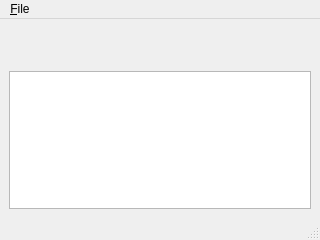
The window that globals/romglobalswidget.ui (nirjacobson/Chromasound-Studio) describes before a commit, drawn with Qt 5.
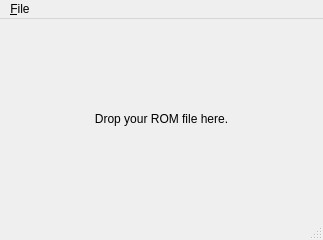
The same window after the commit.

Commit message: drag & drop

Patch:
```diff
--- a/globals/romglobalswidget.ui
+++ b/globals/romglobalswidget.ui
@@ -6,7 +6,7 @@
    <rect>
     <x>0</x>
     <y>0</y>
-    <width>320</width>
+    <width>323</width>
     <height>240</height>
    </rect>
   </property>
@@ -20,6 +20,24 @@
    <string>MainWindow</string>
   </property>
   <widget class="QWidget" name="centralwidget">
+   <layout class="QGridLayout" name="gridLayout">
+    <item row="0" column="0">
+     <widget class="QStackedWidget" name="stackedWidget">
+      <widget class="QWidget" name="page">
+       <layout class="QGridLayout" name="gridLayout_2">
+        <item row="0" column="0">
+         <widget class="QLabel" name="label_2">
+          <property name="text">
+           <string>Drop your ROM file here.</string>
+          </property>
+          <property name="alignment">
+           <set>Qt::AlignmentFlag::AlignCenter</set>
+          </property>
+         </widget>
+        </item>
+       </layout>
+      </widget>
+      <widget class="QWidget" name="page_2">
    <layout class="QVBoxLayout" name="verticalLayout">
     <item>
      <widget class="QLabel" name="label">
@@ -38,12 +56,16 @@
     </item>
    </layout>
   </widget>
+     </widget>
+    </item>
+   </layout>
+  </widget>
   <widget class="QMenuBar" name="menubar">
    <property name="geometry">
     <rect>
      <x>0</x>
      <y>0</y>
-     <width>320</width>
+     <width>323</width>
      <height>20</height>
     </rect>
    </property>
```
Lines whose indentation alone changed are shown as unchanged. The commit also changes 7 other files.
